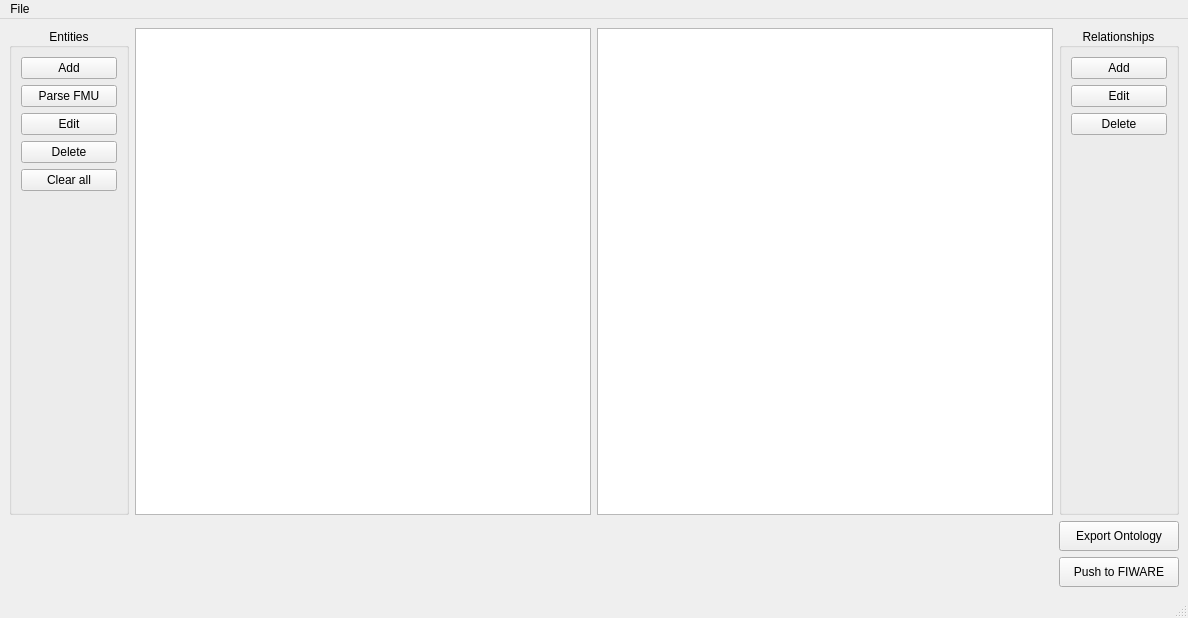
Qt form src/gui/mainwindow_ui.ui (ErnestoVivas/FiBEM) before a commit.
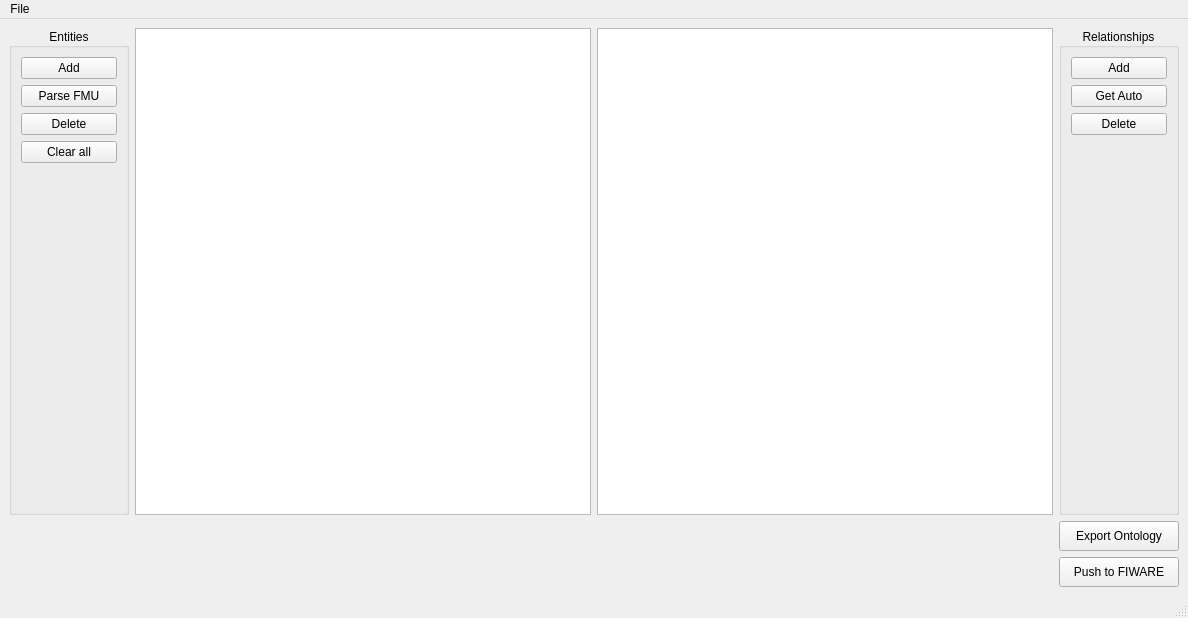
The same form after that commit.

Commit message: Implemented export entity base attributes and relationships to ontology

The edit to the form file:
```diff
--- a/src/gui/mainwindow_ui.ui
+++ b/src/gui/mainwindow_ui.ui
@@ -56,13 +56,6 @@
          </property>
         </widget>
        </item>
-       <item>
-        <widget class="QPushButton" name="button_edit_entity">
-         <property name="text">
-          <string>Edit</string>
-         </property>
-        </widget>
-       </item>
        <item>
         <widget class="QPushButton" name="button_delete_entity">
          <property name="text">
@@ -154,7 +147,7 @@
        <item>
         <widget class="QPushButton" name="button_edit_relationship">
          <property name="text">
-          <string>Edit</string>
+          <string>Get Auto</string>
          </property>
         </widget>
        </item>
```
Left out of the diff: 2 changed lines with no effect on the pictures. The commit also changes 29 other files.
